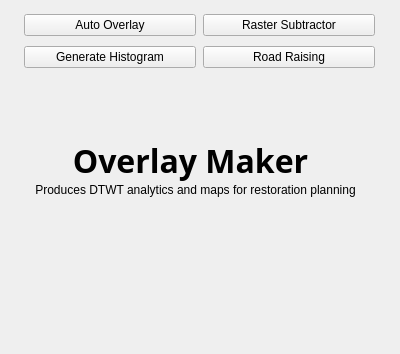
Qt form overlay_maker_dialog_base.ui (annahollandkeener/Overlay-Maker-QGIS-Plugin-) before a commit.
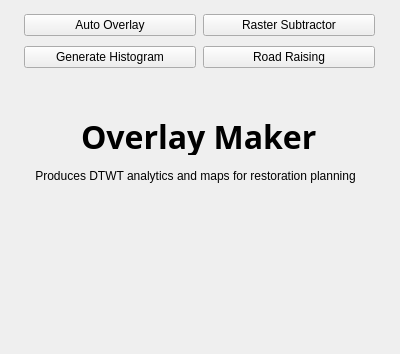
The same form after that commit. The open tabs and pages were chosen to show the change. Icons and pictures are not drawn.

The edit to the form file:
```diff
--- a/overlay_maker_dialog_base.ui
+++ b/overlay_maker_dialog_base.ui
@@ -365,15 +365,54 @@
        <bool>true</bool>
       </property>
      </widget>
+     <widget class="QWidget" name="verticalLayoutWidget">
+      <property name="geometry">
+       <rect>
+        <x>10</x>
+        <y>110</y>
+        <width>371</width>
+        <height>80</height>
+       </rect>
+      </property>
+      <layout class="QVBoxLayout" name="verticalLayout">
+       <property name="bottomMargin">
+        <number>7</number>
+       </property>
+       <item>
+        <layout class="QGridLayout" name="gridLayout_2">
+         <property name="leftMargin">
+          <number>8</number>
+         </property>
+         <property name="topMargin">
+          <number>8</number>
+         </property>
+         <property name="rightMargin">
+          <number>8</number>
+         </property>
+         <property name="bottomMargin">
+          <number>8</number>
+         </property>
+         <item row="0" column="1">
+          <widget class="QLabel" name="label_8">
+           <property name="sizePolicy">
+            <sizepolicy hsizetype="Fixed" vsizetype="Fixed">
+             <horstretch>0</horstretch>
+             <verstretch>0</verstretch>
+            </sizepolicy>
+           </property>
+           <property name="text">
+            <string/>
+           </property>
+           <property name="pixmap">
+            <pixmap>OMicon3.png</pixmap>
+           </property>
+           <property name="scaledContents">
+            <bool>true</bool>
+           </property>
+          </widget>
+         </item>
+         <item row="0" column="2">
      <widget class="QLabel" name="label_13">
-      <property name="geometry">
-       <rect>
-        <x>70</x>
-        <y>140</y>
-        <width>241</width>
-        <height>41</height>
-       </rect>
-      </property>
       <property name="font">
        <font>
         <family>Arial Rounded MT</family>
@@ -385,18 +424,30 @@
        <string>Overlay Maker</string>
       </property>
       <property name="alignment">
-       <set>Qt::AlignCenter</set>
-      </property>
-     </widget>
+            <set>Qt::AlignLeading|Qt::AlignLeft|Qt::AlignVCenter</set>
+           </property>
+          </widget>
+         </item>
+         <item row="0" column="0">
+          <spacer name="horizontalSpacer">
+           <property name="orientation">
+            <enum>Qt::Horizontal</enum>
+           </property>
+           <property name="sizeType">
+            <enum>QSizePolicy::Fixed</enum>
+           </property>
+           <property name="sizeHint" stdset="0">
+            <size>
+             <width>50</width>
+             <height>20</height>
+            </size>
+           </property>
+          </spacer>
+         </item>
+        </layout>
+       </item>
+       <item>
      <widget class="QLabel" name="label_7">
-      <property name="geometry">
-       <rect>
-        <x>20</x>
-        <y>180</y>
-        <width>351</width>
-        <height>20</height>
-       </rect>
-      </property>
       <property name="text">
        <string>Produces DTWT analytics and maps for restoration planning</string>
       </property>
@@ -404,6 +455,9 @@
        <set>Qt::AlignCenter</set>
       </property>
      </widget>
+       </item>
+      </layout>
+     </widget>
     </widget>
    </widget>
    <widget class="QWidget" name="gridLayoutWidget_6">
```
Left out of the diff: 21 changed lines with no effect on the pictures. Lines whose indentation alone changed are shown as unchanged.
